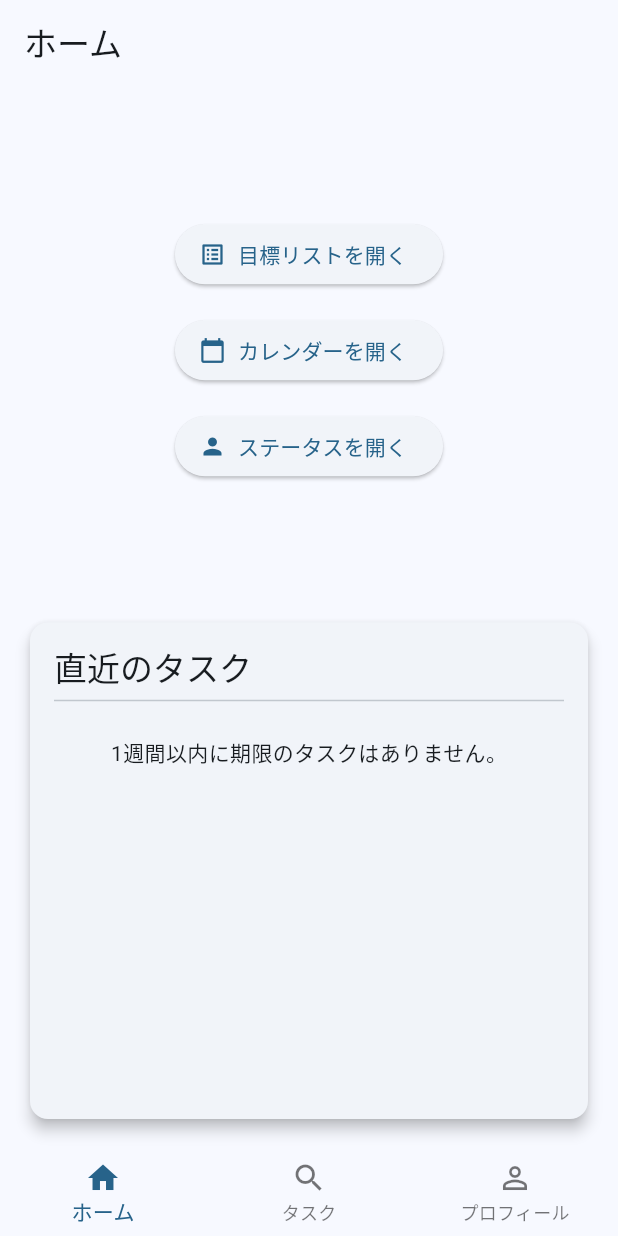
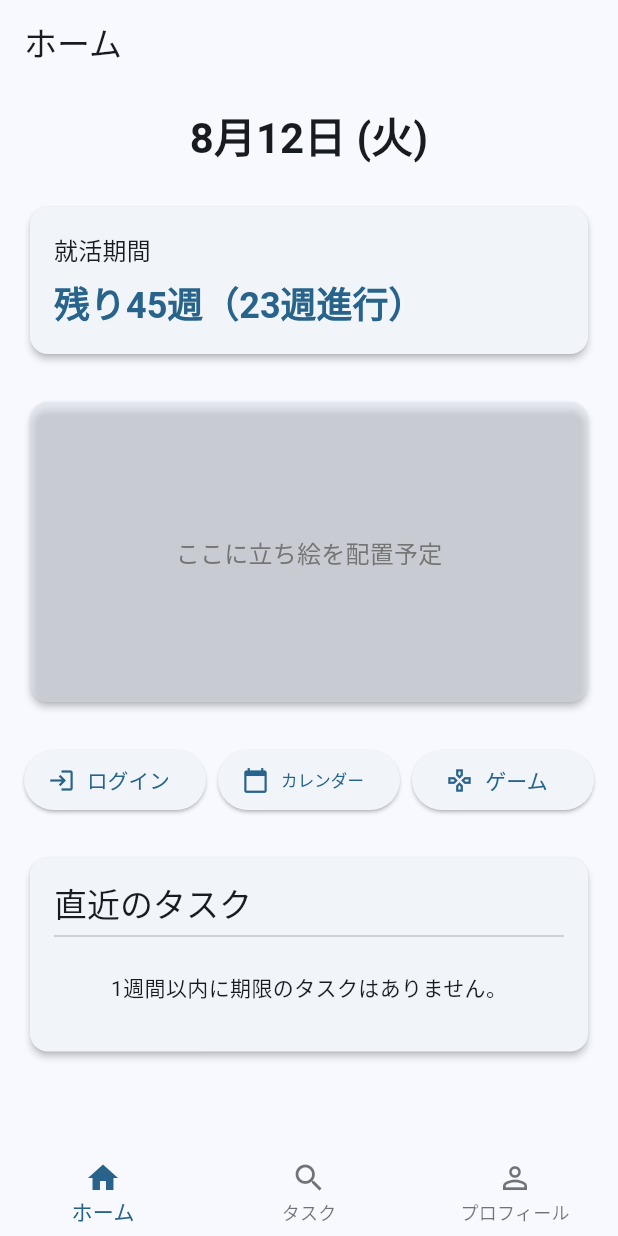
Before and after one commit to 9970628/syuukatusensi, a Flutter app: the screen it shows after launch, on a phone screen of 412 x 824 dp. Run offline on Flutter 3.47's test engine with Material 3 defaults, Android fonts, the phone set to English and light mode, and no system bars; our stand-ins replace device_preview, go_router, shared_preferences.

Commit message:
Home画面の改良

```diff
--- a/lib/screens/home_screen.dart
+++ b/lib/screens/home_screen.dart
@@ -1,23 +1,66 @@
-// lib/screens/home_screen.dart
-
 import 'package:flutter/material.dart';
 import 'package:intl/intl.dart';
 import 'package:provider/provider.dart';
 import 'package:sennsi_app/models/task.dart';
-import 'package:sennsi_app/screens/calendar_screen.dart';
-import 'package:sennsi_app/screens/status_screen.dart';
-import 'package:sennsi_app/screens/task_list_screen.dart';
+import 'package:shared_preferences/shared_preferences.dart';
 import 'package:go_router/go_router.dart';
 
-class HomeScreen extends StatelessWidget {
+// 画面遷移で直接ウィジェットを呼ばないので、以下のインポートは不要になることが多い
+// import 'package:sennsi_app/screens/calendar_screen.dart';
+// import 'package:sennsi_app/screens/game_screen.dart';
+// import 'package:sennsi_app/screens/login_screen.dart';
+
+class HomeScreen extends StatefulWidget {
   const HomeScreen({super.key});
+
+  @override
+  State<HomeScreen> createState() => _HomeScreenState();
+}
+
+class _HomeScreenState extends State<HomeScreen> {
+  String _jobHuntingPeriod = '情報取得中...';
+
+  @override
+  void initState() {
+    super.initState();
+    _loadJobHuntingPeriod();
+  }
+
+  Future<void> _loadJobHuntingPeriod() async {
+    final prefs = await SharedPreferences.getInstance();
+    String selectedGrade = prefs.getString('user_grade') ?? '大学3年';
+
+    DateTime now = DateTime.now();
+    Map<String, int> gradeToGraduationYear = {
+      '大学1年': now.year + 3,
+      '大学2年': now.year + 2,
+      '大学3年': now.year + 1,
+      '大学4年': now.year,
+      '大学院1年': now.year + 1,
+      '大学院2年': now.year,
+    };
+    int graduationYear = gradeToGraduationYear[selectedGrade] ?? now.year;
+    DateTime jobHuntingEnd = DateTime(graduationYear, 6, 30);
+    DateTime jobHuntingStart = DateTime(graduationYear - 1, 3, 1);
+
+    int totalWeeks = jobHuntingEnd.difference(now).inDays ~/ 7;
+    int progressWeeks = now.difference(jobHuntingStart).inDays ~/ 7;
+
+    if (totalWeeks < 0) totalWeeks = 0;
+    if (progressWeeks < 0) progressWeeks = 0;
+
+    if (mounted) {
+      setState(() {
+        _jobHuntingPeriod = '残り${totalWeeks}週（${progressWeeks}週進行）';
+      });
+    }
+  }
 
   List<Widget> _buildUpcomingTasks(BuildContext context, List<MediumGoal> mediumGoals) {
     final List<Widget> upcomingTaskWidgets = [];
     final now = DateTime.now();
     final startOfToday = DateTime(now.year, now.month, now.day);
     final oneWeekFromNow = startOfToday.add(const Duration(days: 8));
-
     final List<Map<String, dynamic>> tasksToSort = [];
 
     for (var mGoal in mediumGoals) {
@@ -49,72 +92,114 @@ class HomeScreen extends StatelessWidget {
 
   @override
   Widget build(BuildContext context) {
+    final today = DateFormat('M月d日 (E)', 'ja').format(DateTime.now());
+    final theme = Theme.of(context);
+
     return Scaffold(
       appBar: AppBar(
         title: const Text('ホーム'),
       ),
-      body: Consumer<GoalModel>(
-        builder: (context, goalModel, child) {
-          return Column(
+      body: ListView(
+        padding: const EdgeInsets.all(16.0),
         children: [
-              // --- 上半分：ナビゲーションボタンやイラストエリア ---
-              Expanded(
-                child: Center(
-                  // ★★★ ボタンによる画面遷移を実装 ★★★
+          // --- 1. ヘッダーエリア (本日の日付) ---
+          Center(
+            child: Text(today, style: theme.textTheme.headlineMedium?.copyWith(fontWeight: FontWeight.bold)),
+          ),
+          const SizedBox(height: 24),
+
+          // --- 2. ステータスエリア (残り就活週数) ---
+          Card(
+            elevation: 2,
+            child: Padding(
+              padding: const EdgeInsets.all(16.0),
               child: Column(
-                    mainAxisAlignment: MainAxisAlignment.center,
+                crossAxisAlignment: CrossAxisAlignment.start,
                 children: [
-                      ElevatedButton.icon(
-                        icon: const Icon(Icons.list_alt),
-                        label: const Text('目標リストを開く'),
-                        onPressed: () {
-                          context.go('/login');
-                        },
-                      ),
-                      const SizedBox(height: 16),
-                      ElevatedButton.icon(
-                        icon: const Icon(Icons.calendar_today),
-                        label: const Text('カレンダーを開く'),
-                        onPressed: () {
-                          context.go('/calendar');
-                        },
-                      ),
-                       const SizedBox(height: 16),
-                       ElevatedButton.icon(
-                        icon: const Icon(Icons.person),
-                        label: const Text('ステータスを開く'),
-                        onPressed: () {
-                          Navigator.push(context, MaterialPageRoute(builder: (context) => const StatusScreen()));
-                        },
-                      ),
+                  Text('就活期間', style: theme.textTheme.titleMedium),
+                  const SizedBox(height: 8),
+                  Text(_jobHuntingPeriod, style: theme.textTheme.headlineSmall?.copyWith(fontWeight: FontWeight.bold, color: theme.colorScheme.primary)),
                 ],
               ),
             ),
           ),
-              // --- 下半分：ダッシュボード ---
+          const SizedBox(height: 24),
+
+          // ★★★★★★★★★★★★★★★★★★★★★★★★★★★★★★★★★★
+          // ★★★ 3. 立ち絵表示エリア (仮置き) ★★★
+          // ★★★★★★★★★★★★★★★★★★★★★★★★★★★★★★★★★★
+          Card(
+            elevation: 2,
+            color: theme.colorScheme.surfaceVariant.withOpacity(0.5),
+            child: Container(
+              height: 200, // イラストの高さを確保
+              width: double.infinity,
+              alignment: Alignment.center,
+              child: Text(
+                'ここに立ち絵を配置予定',
+                style: theme.textTheme.titleMedium?.copyWith(color: Colors.grey[600]),
+              ),
+            ),
+          ),
+          const SizedBox(height: 24),
+
+          // --- 4. ナビゲーションエリア ---
+          Row(
+            children: [
               Expanded(
-                child: Padding(
-                  padding: const EdgeInsets.fromLTRB(16, 0, 16, 16),
-                  child: Card(
-                    elevation: 4,
+                child: ElevatedButton.icon(
+                  icon: const Icon(Icons.login),
+                  label: const FittedBox(
+                    child: Text('ログイン'),
+                  ),
+                  onPressed: () => context.go('/login'),
+                ),
+              ),
+              const SizedBox(width: 8),
+              Expanded(
+                child: ElevatedButton.icon(
+                  icon: const Icon(Icons.calendar_today),
+                  label: const FittedBox(
+                    child: Text('カレンダー'),
+                  ),
+                  onPressed: () => context.go('/calendar'),
+                ),
+              ),
+              const SizedBox(width: 8),
+              Expanded(
+                child: ElevatedButton.icon(
+                  icon: const Icon(Icons.gamepad_outlined),
+                  label: const FittedBox(
+                    child: Text('ゲーム'),
+                  ),
+                  onPressed: () => context.go('/game'),
+                ),
+              ),
+            ],
+          ),
+          const SizedBox(height: 24),
+
+          // --- 5.ダッシュボード ---
+          Consumer<GoalModel>(
+            builder: (context, goalModel, child) {
+              return Card(
+                elevation: 2,
                 child: Container(
                   width: double.infinity,
                   padding: const EdgeInsets.all(16.0),
                   child: Column(
                     crossAxisAlignment: CrossAxisAlignment.start,
                     children: [
-                          Text('直近のタスク', style: Theme.of(context).textTheme.titleLarge),
+                      Text('直近のタスク', style: theme.textTheme.titleLarge),
                       const Divider(),
-                          Expanded(child: ListView(children: _buildUpcomingTasks(context, goalModel.mediumGoals))),
+                      ..._buildUpcomingTasks(context, goalModel.mediumGoals),
                     ],
                   ),
                 ),
-                  ),
-                ),
+              );
+            },
           ),
         ],
-          );
-        },
       ),
     );
   }
```
Also changed, not shown: lib/screens/game_screen.dart (added, +20 -0 lines). Lines whose indentation alone changed are shown as unchanged.
